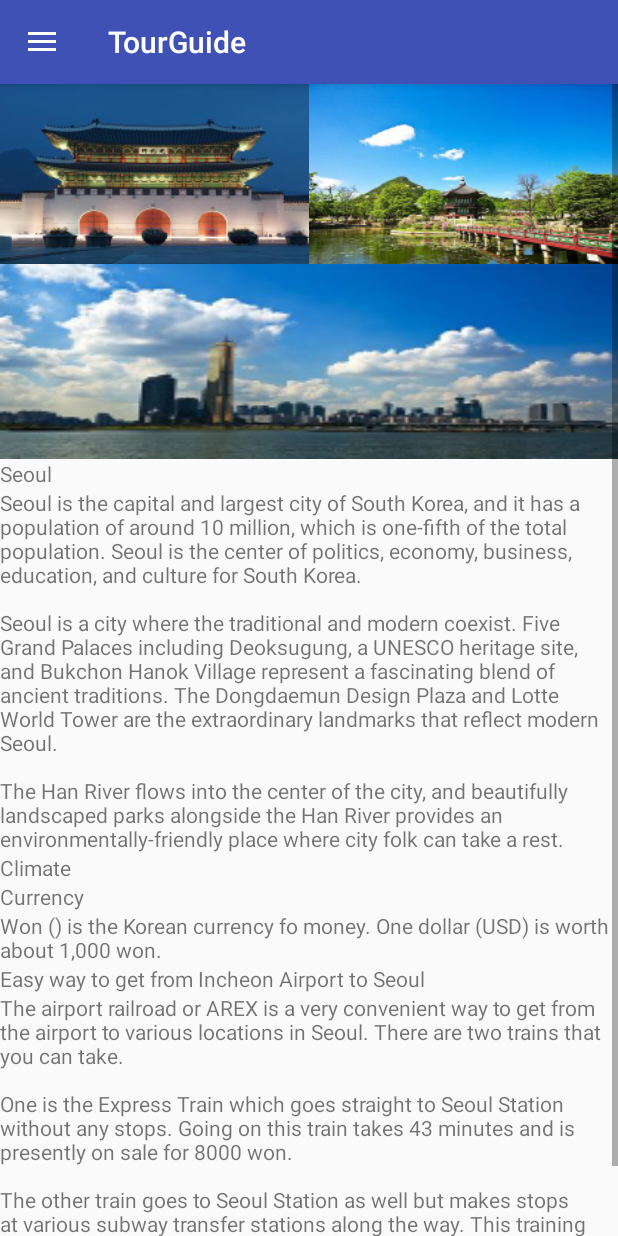
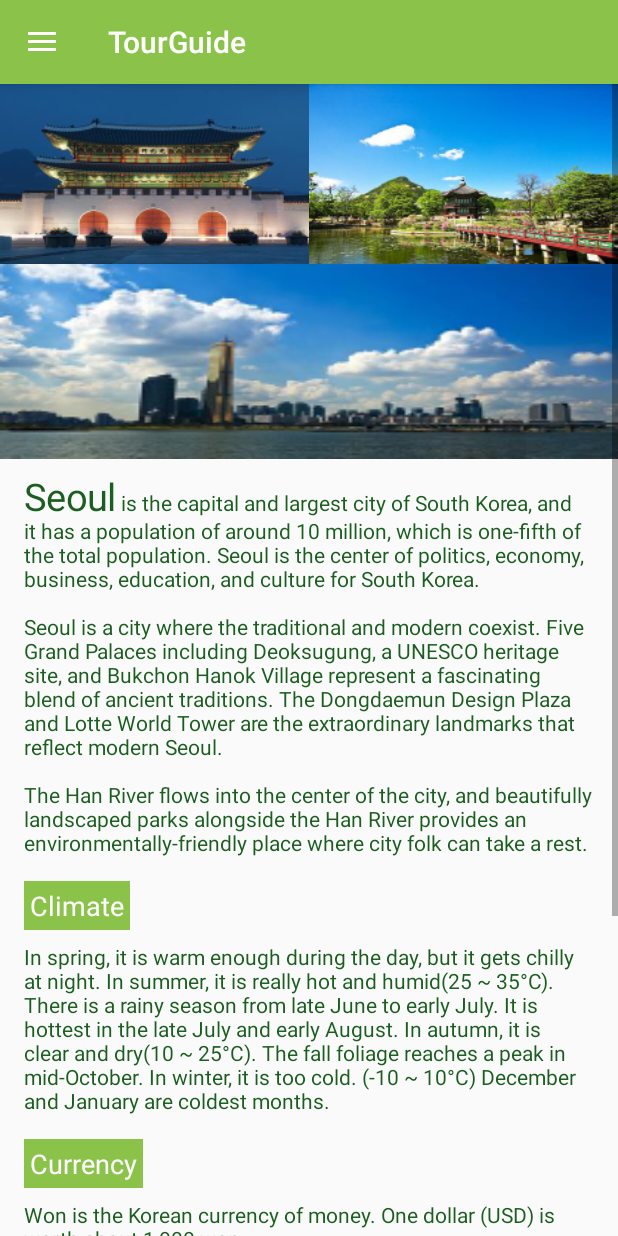
Before and after one commit to sooshin/android-Seoul-tour-guide, an Android app: the screen it shows after launch (MainActivity), after a tap on "Basic information", on a phone screen of 412 x 824 dp. Run offline under Robolectric (Android 15) with nearby library versions, the phone set to English and light mode, and no system bars; 1 other tap on this screen came first.

Commit message:
Add visual polish to the basic information fragment

```diff
--- a/app/src/main/java/com/example/android/tourguide/InformationFragment.java
+++ b/app/src/main/java/com/example/android/tourguide/InformationFragment.java
@@ -2,9 +2,13 @@ package com.example.android.tourguide;
 
 import android.app.Fragment;
 import android.os.Bundle;
+import android.text.Spannable;
+import android.text.SpannableString;
+import android.text.style.RelativeSizeSpan;
 import android.view.LayoutInflater;
 import android.view.View;
 import android.view.ViewGroup;
+import android.widget.TextView;
 
 /**
  * Created by sj on 11/20/2017.
@@ -16,6 +20,11 @@ public class InformationFragment extends Fragment{
     public View onCreateView(LayoutInflater inflater, ViewGroup container, Bundle savedInstanceState) {
         View rootView = inflater.inflate(R.layout.fragment_info, container, false);
 
+        // Set different textSize in one TextView
+        TextView textView = rootView.findViewById(R.id.seoul_des);
+        Spannable span = new SpannableString(textView.getText());
+        span.setSpan(new RelativeSizeSpan(1.8f), 0,5, Spannable.SPAN_EXCLUSIVE_EXCLUSIVE);
+        textView.setText(span);
         return rootView;
     }
 }
--- a/app/src/main/res/layout/fragment_info.xml
+++ b/app/src/main/res/layout/fragment_info.xml
@@ -2,6 +2,7 @@
 <ScrollView xmlns:android="http://schemas.android.com/apk/res/android"
     android:layout_width="match_parent"
     android:layout_height="match_parent">
+
     <LinearLayout
         android:layout_width="match_parent"
         android:layout_height="wrap_content"
@@ -11,56 +12,59 @@
             android:layout_width="match_parent"
             android:layout_height="match_parent"
             android:orientation="horizontal">
+
             <ImageView
                 android:layout_width="0dp"
-            android:layout_height="120dp"
+                android:layout_height="@dimen/layout_height_seoul_image"
                 android:layout_weight="1"
-            android:src="@drawable/seoul_gwanghwamun"
+                android:contentDescription="@string/image_des"
                 android:scaleType="fitXY"
-            android:contentDescription="@string/image_des"/>
+                android:src="@drawable/seoul_gwanghwamun" />
+
             <ImageView
                 android:layout_width="0dp"
-            android:layout_height="120dp"
+                android:layout_height="@dimen/layout_height_seoul_image"
                 android:layout_weight="1"
-            android:src="@drawable/seoul_hyangwonjeong"
+                android:contentDescription="@string/image_des"
                 android:scaleType="fitXY"
-            android:contentDescription="@string/image_des"/>
+                android:src="@drawable/seoul_hyangwonjeong" />
         </LinearLayout>
 
         <ImageView
             android:layout_width="match_parent"
-        android:layout_height="130dp"
-        android:src="@drawable/seoul_scenery"
-        android:scaleType="fitXY"/>
+            android:layout_height="@dimen/layout_height_seoul_scenery"
+            android:contentDescription="@string/image_des"
+            android:scaleType="fitXY"
+            android:src="@drawable/seoul_scenery" />
+
         <TextView
-        android:id="@+id/seoul"
-        android:layout_width="wrap_content"
-        android:layout_height="wrap_content"
-        android:text="@string/seoul"/>
+            android:id="@+id/seoul_des"
+            style="@style/InfoDescriptionTextStyle"
+            android:text="@string/seoul_des" />
+
         <TextView
-        android:layout_width="wrap_content"
-        android:layout_height="wrap_content"
-        android:text="@string/seoul_des"/>
+            style="@style/InfoTitleTextStyle"
+            android:text="@string/climate" />
+
         <TextView
-        android:layout_width="wrap_content"
-        android:layout_height="wrap_content"
-        android:text="@string/climate"/>
+            style="@style/InfoDescriptionTextStyle"
+            android:text="@string/climate_des" />
+
         <TextView
-        android:layout_width="wrap_content"
-        android:layout_height="wrap_content"
-        android:text="@string/currency"/>
+            style="@style/InfoTitleTextStyle"
+            android:text="@string/currency" />
+
         <TextView
-        android:layout_width="wrap_content"
-        android:layout_height="wrap_content"
-        android:text="@string/currency_des"/>
+            style="@style/InfoDescriptionTextStyle"
+            android:text="@string/currency_des" />
+
         <TextView
-        android:layout_width="wrap_content"
-        android:layout_height="wrap_content"
-        android:text="@string/from_incheon_to_seoul"/>
+            style="@style/InfoTitleTextStyle"
+            android:text="@string/from_incheon_to_seoul" />
+
         <TextView
-        android:layout_width="wrap_content"
-        android:layout_height="wrap_content"
-        android:text="@string/from_incheon_to_seoul_des"/>
+            style="@style/InfoDescriptionTextStyle"
+            android:text="@string/from_incheon_to_seoul_des" />
 
     </LinearLayout>
 </ScrollView>
--- a/app/src/main/res/values/colors.xml
+++ b/app/src/main/res/values/colors.xml
@@ -1,10 +1,12 @@
 <?xml version="1.0" encoding="utf-8"?>
 <resources>
-    <color name="colorPrimary">#3F51B5</color>
-    <color name="colorPrimaryDark">#303F9F</color>
+    <color name="colorPrimary">#8BC34A</color>
+    <color name="colorPrimaryDark">#689F38</color>
     <color name="colorAccent">#FF4081</color>
 
     <color name="color_teal_l_100">#e5ffff</color>
     <color name="color_detail_background">#ffeeff</color>
     <color name="color_background_green_d_500">#e5ffff</color>
+    <color name="color_green_900">#1B5E20</color>
+    <color name="color_light_green_500">#8BC34A</color>
 </resources>
--- a/app/src/main/res/values/dimens.xml
+++ b/app/src/main/res/values/dimens.xml
@@ -10,4 +10,9 @@
     <dimen name="padding_bottom">8dp</dimen>
     <dimen name="padding_top">8dp</dimen>
     <dimen name="drawable_padding">8dp</dimen>
+    <dimen name="layout">16dp</dimen>
+
+    <!-- Layout Height in the fragment_info.xml -->
+    <dimen name="layout_height_seoul_image">120dp</dimen>
+    <dimen name="layout_height_seoul_scenery">130dp</dimen>
 </resources>
--- a/app/src/main/res/values/strings.xml
+++ b/app/src/main/res/values/strings.xml
@@ -45,14 +45,14 @@
     <!-- Basic information about climate -->
     <string name="climate">Climate</string>
     <string name="climate_des">In spring, it is warm enough during the day, but it gets chilly at night.
-        In summer, it is really hot and humid(25 ~ 35 °C). There is a rainy season from late June
+        In summer, it is really hot and humid(25 ~ 35°C). There is a rainy season from late June
         to early July. It is hottest in the late July and early August. In autumn, it is clear and
         dry(10 ~ 25°C). The fall foliage reaches a peak in mid-October. In winter, it is too cold.
-        (-10~10°C) December and January are coldest months. </string>
+        (-10 ~ 10°C) December and January are coldest months. </string>
 
     <!-- Basic information about currency -->
     <string name="currency">Currency</string>
-    <string name="currency_des">Won (\) is the Korean currency fo money. One dollar (USD) is worth
+    <string name="currency_des">Won is the Korean currency of money. One dollar (USD) is worth
         about 1,000 won.</string>
 
     <!-- Basic information about transportation -->
@@ -60,10 +60,10 @@
     <string name="from_incheon_to_seoul_des">The airport railroad or AREX is a very convenient way
         to get from the airport to various locations in Seoul. There are two trains that you can
         take.\n\nOne is the Express Train which goes straight to Seoul Station without any stops.
-        Going on this train takes 43 minutes and is presently on sale for 8000 won.\n\nThe other
+        Going on this train takes 43 minutes and is presently on sale for 8,000 won.\n\nThe other
         train goes to Seoul Station as well but makes stops at various subway transfer stations
         along the way. This training takes just over 50 minutes to go to Seoul Station and costs
-        4300 won to go to Seoul Station, or less if you get off and transfer earlier.</string>
+        4,300 won to go to Seoul Station, or less if you get off and transfer earlier.</string>
 
     <!-- Sights and Landmarks -->
     <!-- Gyeongbokgoung -->
--- a/app/src/main/res/values/styles.xml
+++ b/app/src/main/res/values/styles.xml
@@ -17,7 +17,7 @@
 
     <style name="AppTheme.PopupOverlay" parent="ThemeOverlay.AppCompat.Light" />
 
-    <!--Styles for TextView in the activity_detail.xml -->
+    <!-- Styles for TextView in the activity_detail.xml -->
     <style name="DetailTextViewStyle">
         <item name="android:layout_width">wrap_content</item>
         <item name="android:layout_height">wrap_content</item>
@@ -29,4 +29,27 @@
         <item name="android:fontFamily">sans-serif-light</item>
     </style>
 
+    <!-- Styles for description TextView in the fragment_info.xml -->
+    <style name="InfoDescriptionTextStyle">
+        <item name="android:layout_width">match_parent</item>
+        <item name="android:layout_height">wrap_content</item>
+        <item name="android:paddingRight">@dimen/padding</item>
+        <item name="android:paddingLeft">@dimen/padding</item>
+        <item name="android:paddingTop">@dimen/padding_top</item>
+        <item name="android:paddingBottom">@dimen/padding</item>
+        <item name="android:textColor">@color/color_green_900</item>
+    </style>
+
+    <!-- Styles for title TextView in the fragment_info.xml-->
+    <style name="InfoTitleTextStyle">
+        <item name="android:layout_width">wrap_content</item>
+        <item name="android:layout_height">wrap_content</item>
+        <item name="android:layout_marginLeft">@dimen/padding</item>
+        <item name="android:layout_marginRight">@dimen/padding</item>
+        <item name="android:padding">4dp</item>
+        <item name="android:textAppearance">?android:textAppearanceMedium</item>
+        <item name="android:textColor">@android:color/white</item>
+        <item name="android:background">@color/color_light_green_500</item>
+
+    </style>
 </resources>
```
Lines whose indentation alone changed are shown as unchanged.
